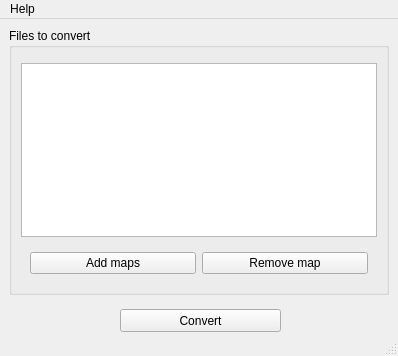
sour-dani/q3tod3_map, file mainwindow.ui: the form before one commit.
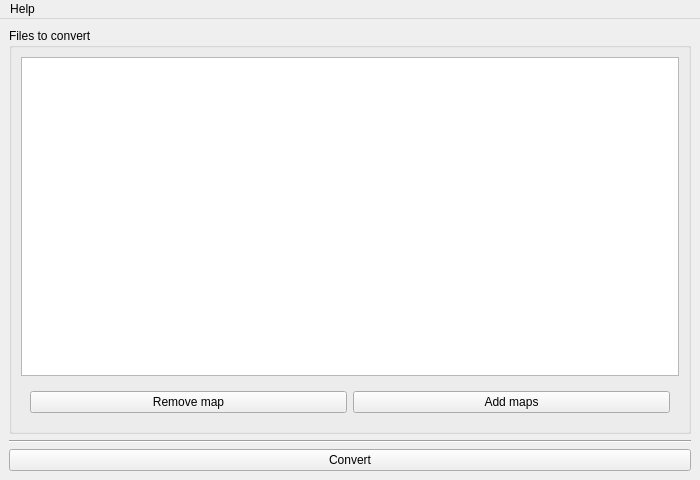
The form after the commit. Icons and pictures are not drawn.

Commit message: feat: about and credits window

Diff of the .ui file:
```diff
--- a/mainwindow.ui
+++ b/mainwindow.ui
@@ -6,8 +6,8 @@
    <rect>
     <x>0</x>
     <y>0</y>
-    <width>398</width>
-    <height>356</height>
+    <width>700</width>
+    <height>480</height>
    </rect>
   </property>
   <property name="sizePolicy">
@@ -16,56 +16,41 @@
     <verstretch>0</verstretch>
    </sizepolicy>
   </property>
+  <property name="minimumSize">
+   <size>
+    <width>700</width>
+    <height>480</height>
+   </size>
+  </property>
+  <property name="maximumSize">
+   <size>
+    <width>700</width>
+    <height>480</height>
+   </size>
+  </property>
+  <property name="baseSize">
+   <size>
+    <width>700</width>
+    <height>480</height>
+   </size>
+  </property>
   <property name="windowTitle">
    <string>q3tod3_map</string>
   </property>
   <widget class="QWidget" name="centralwidget">
-   <widget class="QPushButton" name="convertBtn">
-    <property name="geometry">
-     <rect>
-      <x>120</x>
-      <y>290</y>
-      <width>161</width>
-      <height>23</height>
-     </rect>
-    </property>
-    <property name="text">
-     <string>Convert</string>
-    </property>
-   </widget>
+   <layout class="QVBoxLayout" name="verticalLayout_2">
+    <item>
    <widget class="QGroupBox" name="fileBox">
-    <property name="geometry">
-     <rect>
-      <x>9</x>
-      <y>9</y>
-      <width>380</width>
-      <height>267</height>
-     </rect>
-    </property>
     <property name="title">
      <string>Files to convert</string>
     </property>
     <layout class="QVBoxLayout" name="verticalLayout">
-     <item>
-      <widget class="Line" name="line_2">
-       <property name="orientation">
-        <enum>Qt::Vertical</enum>
-       </property>
-      </widget>
-     </item>
      <item>
       <widget class="QListView" name="mapList"/>
      </item>
      <item>
       <widget class="QWidget" name="widget" native="true">
        <layout class="QHBoxLayout" name="horizontalLayout">
-        <item>
-         <widget class="QPushButton" name="addMapsBtn">
-          <property name="text">
-           <string>Add maps</string>
-          </property>
-         </widget>
-        </item>
         <item>
          <widget class="QPushButton" name="removeMapBtn">
           <property name="text">
@@ -73,18 +58,41 @@
           </property>
          </widget>
         </item>
+          <item>
+           <widget class="QPushButton" name="addMapsBtn">
+            <property name="text">
+             <string>Add maps</string>
+            </property>
+           </widget>
+          </item>
        </layout>
       </widget>
      </item>
     </layout>
    </widget>
+    </item>
+    <item>
+     <widget class="Line" name="line">
+      <property name="orientation">
+       <enum>Qt::Horizontal</enum>
+      </property>
+     </widget>
+    </item>
+    <item>
+     <widget class="QPushButton" name="convertBtn">
+      <property name="text">
+       <string>Convert</string>
+      </property>
+     </widget>
+    </item>
+   </layout>
   </widget>
   <widget class="QMenuBar" name="menubar">
    <property name="geometry">
     <rect>
      <x>0</x>
      <y>0</y>
-     <width>398</width>
+     <width>700</width>
      <height>20</height>
     </rect>
    </property>
@@ -96,11 +104,7 @@
    </widget>
    <addaction name="menuAbout"/>
   </widget>
-  <widget class="QStatusBar" name="statusbar"/>
   <action name="actionAbout">
-   <property name="icon">
-    <iconset theme="dialog-information"/>
-   </property>
    <property name="text">
     <string>About</string>
    </property>
```
Lines whose indentation alone changed are shown as unchanged. The commit also changes 4 other files.
